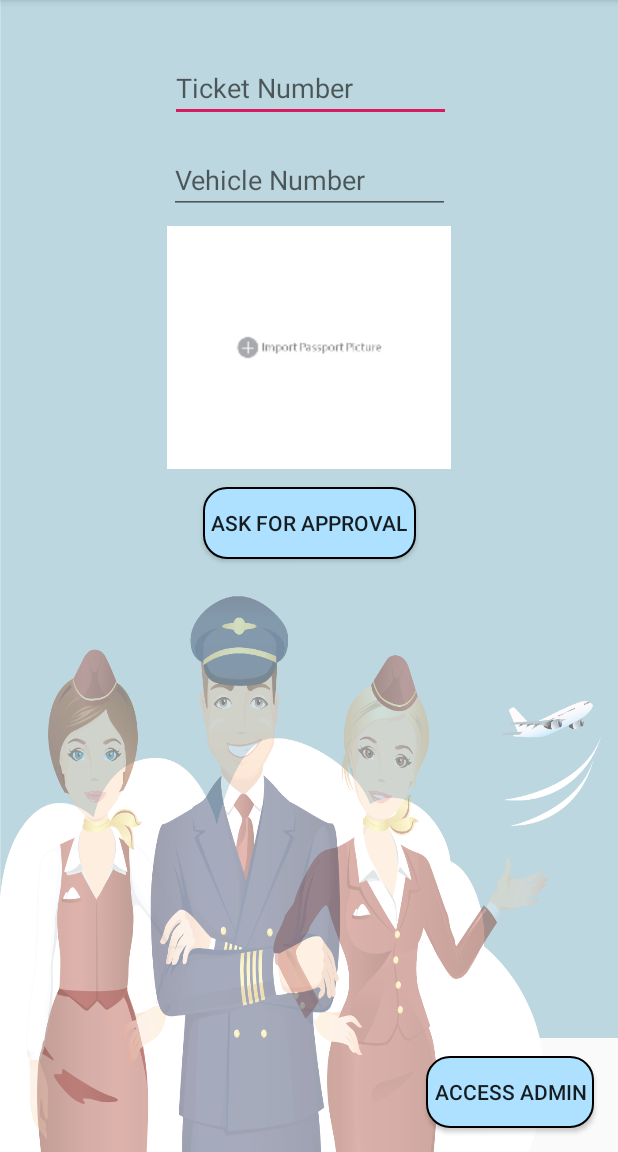
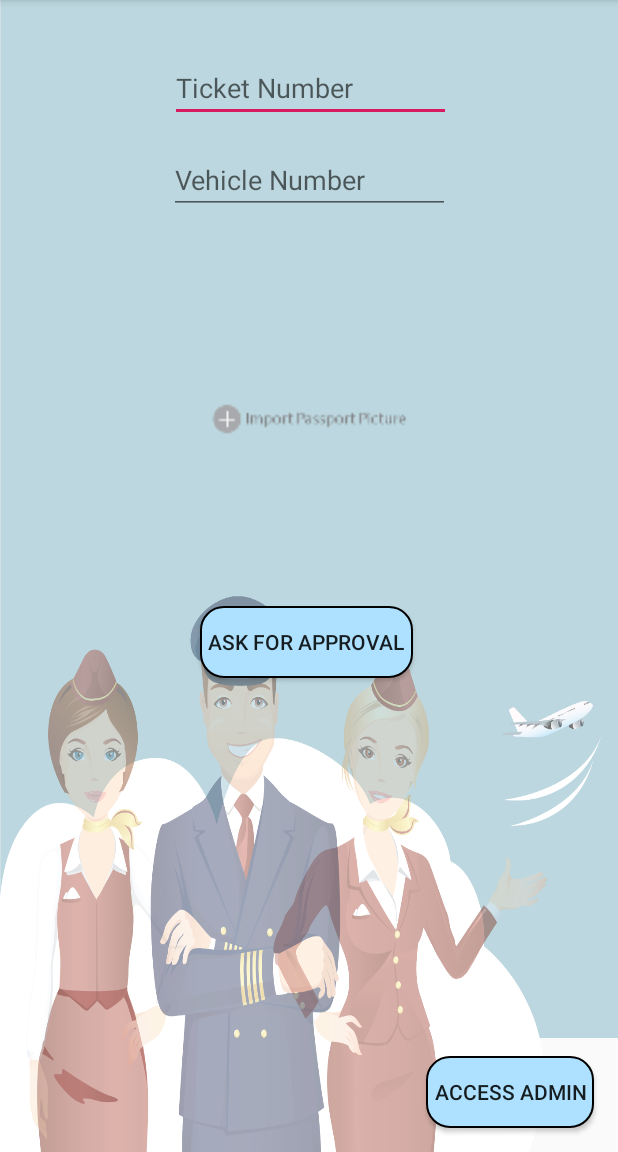
Before and after one commit to ahmedwalid05/codecamp, an Android app: the screen it shows after launch (MainActivity), on a phone screen of 412 x 824 dp, the part 84-1236 px from its top. Run offline under Robolectric (Android 15) with nearby library versions, the phone set to English and light mode, and no system bars; our stand-ins replace Firebase (no records; nobody signed in at launch, a user with empty details on screens opened directly).

Commit message:
-added libraries - added background

```diff
--- a/app/build.gradle
+++ b/app/build.gradle
@@ -30,6 +30,7 @@ dependencies {
     implementation 'com.google.firebase:firebase-firestore:21.2.0' //firestore database
     implementation 'com.android.support:recyclerview-v7:28.0.0' //recyclerView
     implementation 'com.google.firebase:firebase-storage:19.1.0' //firestorage
+    implementation 'com.github.rehmanmuradali:ticker:1.0.0' //cycle view
 
 
 }
--- a/app/src/main/res/layout/activity_approve_request.xml
+++ b/app/src/main/res/layout/activity_approve_request.xml
@@ -4,13 +4,15 @@
     xmlns:tools="http://schemas.android.com/tools"
     android:layout_width="match_parent"
     android:layout_height="match_parent"
+    android:background="@drawable/air">
     tools:context=".ApproveRequestActivity">
+
 
     <ImageView
         android:id="@+id/passport_iv"
         android:layout_width="wrap_content"
         android:layout_height="wrap_content"
-        android:layout_marginTop="244dp"
+        android:layout_marginTop="488dp"
         app:layout_constraintEnd_toEndOf="parent"
         app:layout_constraintStart_toStartOf="parent"
         app:layout_constraintTop_toTopOf="parent"
--- a/app/src/main/res/layout/activity_main.xml
+++ b/app/src/main/res/layout/activity_main.xml
@@ -40,13 +40,12 @@
 
     <ImageView
         android:id="@+id/imgView"
-        android:layout_width="189dp"
-        android:layout_height="162dp"
+        android:layout_width="293dp"
+        android:layout_height="217dp"
         android:layout_below="@+id/editVehicle"
         android:layout_centerHorizontal="true"
-        android:layout_marginTop="8dp"
+        android:layout_marginTop="28dp"
         android:layout_weight="1"
-        android:background="#FFFFFF"
         app:layout_constraintEnd_toEndOf="parent"
         app:layout_constraintStart_toStartOf="parent"
         app:layout_constraintTop_toBottomOf="@+id/editVehicle"
@@ -59,11 +58,12 @@
         android:layout_height="wrap_content"
         android:layout_below="@+id/imgView"
         android:layout_centerHorizontal="true"
-        android:layout_marginTop="12dp"
+        android:layout_marginTop="16dp"
         android:background="@drawable/round_button_blue"
+        android:padding="5dp"
         android:text="@string/ask_for_approval"
-        android:padding="5dp"
         app:layout_constraintEnd_toEndOf="parent"
+        app:layout_constraintHorizontal_bias="0.494"
         app:layout_constraintStart_toStartOf="parent"
         app:layout_constraintTop_toBottomOf="@+id/imgView"
         tools:ignore="UnknownId" />
--- a/build.gradle
+++ b/build.gradle
@@ -19,6 +19,7 @@ allprojects {
     repositories {
         google()
         jcenter()
+        maven { url 'https://jitpack.io' }
 
     }
 }
```
Also changed, not shown: app/src/main/res/layout/activity_tracking.xml (+38 -16 lines).
